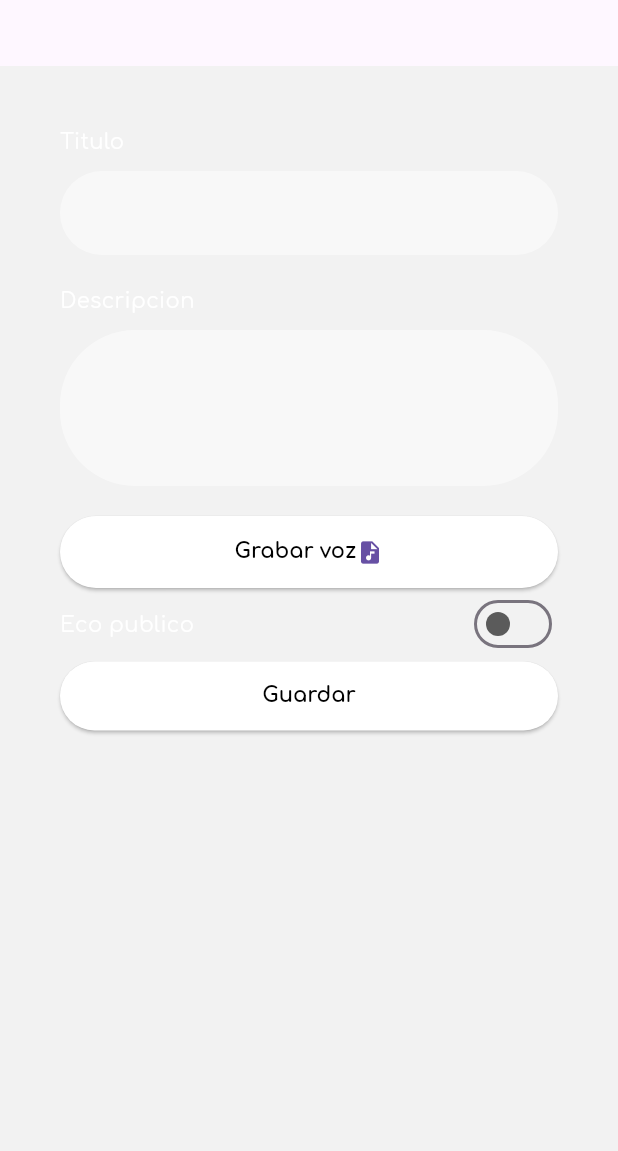
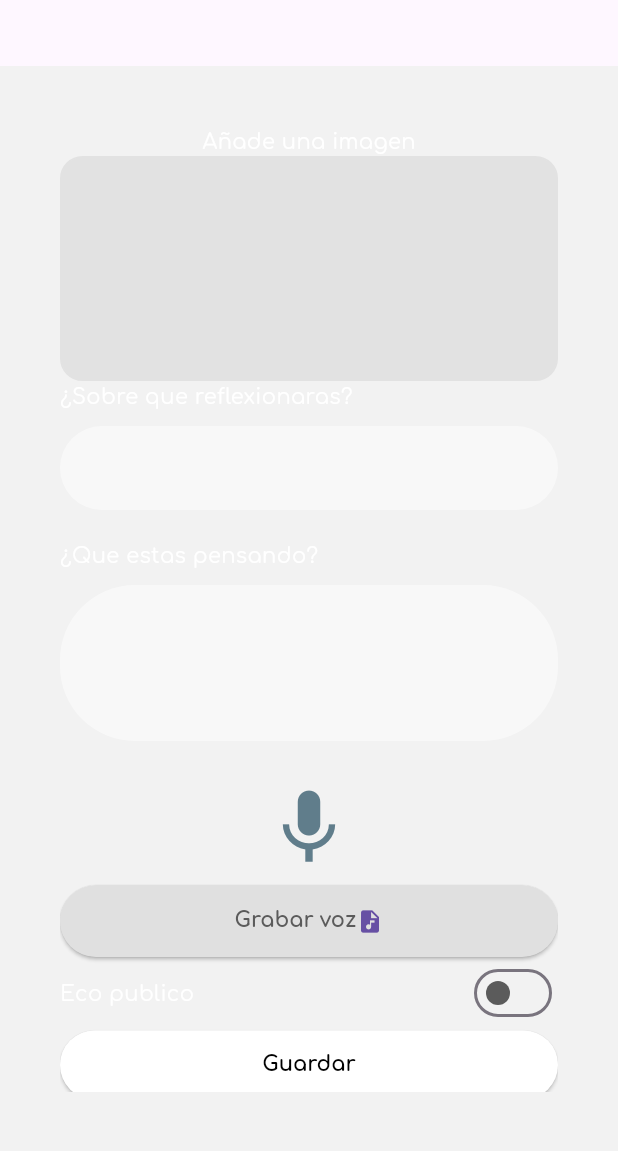
Before and after one commit to Narramap/Narramap_flutter_application, a Flutter app: the AddEcoScreen widget shown alone on an empty page, opened directly, on a phone screen of 412 x 824 dp, the part 84-1235 px from its top. Run offline on Flutter 3.47's test engine with Material 3 defaults, Android fonts, the phone set to English and light mode, and no system bars; our stand-ins replace flutter_map, geolocator, go_router, image_picker, latlong2; missing offline and left inert: record.

Commit message:
adding mock views and its notifier: add_eco_screen and add_event_screen

```diff
--- a/lib/content/presentation/notifiers/add_eco_notifier.dart
+++ b/lib/content/presentation/notifiers/add_eco_notifier.dart
@@ -0,0 +1,43 @@
+
+import 'package:flutter/material.dart';
+
+class AddEcoNotifier extends ChangeNotifier{
+
+  String _title = "";
+  String get title => _title;
+
+  String _description = "";
+  String get description => _description;
+
+  bool _public = true;
+  bool get public => _public;
+
+  bool _voiceRecorded = false;
+  bool get voiceRecorded => _voiceRecorded;
+
+  void onChangeTitle(String title) {
+    _title = title;
+    notifyListeners();
+  }
+
+  void onChangeDescription(String description) {
+    _description = description;
+    notifyListeners();
+  }
+
+  void onTogglePublic(bool value) {
+    _public = value;
+    notifyListeners();
+  }
+
+  void onToggleVoiceRecorded() {
+    _voiceRecorded = !_voiceRecorded;
+    notifyListeners();
+  }
+
+  void saveEco(){
+
+  }
+
+
+}
--- a/lib/content/presentation/screens/add_eco_screen.dart
+++ b/lib/content/presentation/screens/add_eco_screen.dart
@@ -1,43 +1,63 @@
+import 'dart:io';
 import 'package:flutter/material.dart';
+import 'package:narramap/content/presentation/notifiers/add_eco_notifier.dart';
 import 'package:narramap/core/layout/white_container.dart';
+import 'package:narramap/core/widgets/audio_record.dart';
 import 'package:narramap/core/widgets/custom_button.dart';
+import 'package:narramap/core/widgets/custom_image_picker.dart';
 import 'package:narramap/core/widgets/custom_switch.dart';
 import 'package:narramap/core/widgets/custom_text_field.dart';
+import 'package:provider/provider.dart';
 
 class AddEcoScreen extends StatelessWidget {
   const AddEcoScreen({super.key});
 
   @override
   Widget build(BuildContext context) {
-    return WhiteContainer(
+    return ChangeNotifierProvider(
+      create: (context) => AddEcoNotifier(),
+      child: Consumer<AddEcoNotifier>(
+        builder: (context, notifier, _) => WhiteContainer(
           children: [
-
+            CustomImagePicker(
+              title: 'Añade una imagen',
+              onImageSelected: (File image) {}
+            ),
             CustomTextField(
-          onChanged: (value) {},
-          label: "Titulo",
+              onChanged: notifier.onChangeTitle,
+              label: "¿Sobre que reflexionaras?",
               spacerHeight: 20,
             ),
             CustomTextField(
-          onChanged: (value) {},
-          label: "Descripcion",
+              onChanged: notifier.onChangeDescription,
+              label: "¿Que estas pensando?",
               lines: 3,
               spacerHeight: 20,
+            ),
+            AudioRecord(
+              onStop: (path) {
+                print('Archivo guardado en: $path');
+                // Aquí podrías reproducirlo o subirlo
+              },
             ),
             CustomButton(
               text: "Grabar voz",
               onPressed: () {},
               icon: Icons.audio_file,
+              buttonColor: ButtonColors.gray,
             ),
             CustomSwitch(
               label: "Eco publico",
               value: false,
-          onChanged: (value) {},
+              onChanged: notifier.onTogglePublic,
             ),
             CustomButton(
               text: "Guardar",
-          onPressed: () {}
+              onPressed: notifier.saveEco
             )
           ]
+        ),
+      )
     );
   }
 }
--- a/lib/core/navigation/go_route.dart
+++ b/lib/core/navigation/go_route.dart
@@ -1,5 +1,6 @@
 
 import 'package:go_router/go_router.dart';
+import 'package:narramap/content/presentation/screens/add_eco_screen.dart';
 import 'package:narramap/content/presentation/screens/adition_selector_screen.dart';
 import 'package:narramap/core/navigation/routes.dart';
 import 'package:narramap/map/presentation/map_screen.dart';
@@ -24,6 +25,10 @@ GoRouter goRouter = GoRouter(
     GoRoute(
       path: Routes.aditionSelector.label,
       builder: (context, state) => AditionSelectorScreen(),
+    ),
+    GoRoute(
+      path: Routes.addEco.label,
+      builder: (context, state) => AddEcoScreen(),
     )
   ]
 );
--- /dev/null
+++ b/lib/core/widgets/audio_record.dart
@@ -0,0 +1,97 @@
+import 'dart:async';
+import 'dart:io';
+
+import 'package:flutter/material.dart';
+import 'package:record/record.dart';
+import 'package:path_provider/path_provider.dart';
+
+class AudioRecord extends StatefulWidget {
+  final void Function(String path)? onStop;
+
+  const AudioRecord({super.key, this.onStop});
+
+  @override
+  State<AudioRecord> createState() => _AudioRecordState();
+}
+
+class _AudioRecordState extends State<AudioRecord> {
+  late final AudioRecorder _recorder;
+  bool _isRecording = false;
+  Timer? _timer;
+  int _seconds = 0;
+  String? _currentPath;
+
+  @override
+  void initState() {
+    super.initState();
+    _recorder = AudioRecorder();
+  }
+
+  Future<void> _toggleRecording() async {
+    if (await _recorder.hasPermission()) {
+      if (_isRecording) {
+        final path = await _recorder.stop();
+        setState(() {
+          _isRecording = false;
+          _seconds = 0;
+        });
+        _timer?.cancel();
+        if (path != null && widget.onStop != null) {
+          widget.onStop!(path);
+        }
+      } else {
+        final dir = await getApplicationDocumentsDirectory();
+        final filePath =
+            '${dir.path}/recording_${DateTime.now().millisecondsSinceEpoch}.m4a';
+
+        await _recorder.start(
+          path: filePath,
+          const RecordConfig(
+            encoder: AudioEncoder.aacLc,
+            bitRate: 128000,
+            sampleRate: 44100,
+          ),
+        );
+
+        setState(() {
+          _isRecording = true;
+          _currentPath = filePath;
+        });
+
+        _timer = Timer.periodic(const Duration(seconds: 1), (_) {
+          setState(() => _seconds++);
+        });
+      }
+    } else {
+      ScaffoldMessenger.of(context).showSnackBar(
+        const SnackBar(content: Text('Permiso de micrófono denegado')),
+      );
+    }
+  }
+
+  @override
+  void dispose() {
+    _timer?.cancel();
+    _recorder.dispose();
+    super.dispose();
+  }
+
+  @override
+  Widget build(BuildContext context) {
+    return Column(
+      children: [
+        IconButton(
+          iconSize: 60,
+          icon: Icon(
+            _isRecording ? Icons.stop_circle : Icons.mic,
+            color: _isRecording ? Colors.red : Colors.blueGrey,
+          ),
+          onPressed: _toggleRecording,
+        ),
+        if (_isRecording)
+          Text('Grabando: ${_seconds}s',
+              style: const TextStyle(color: Colors.red)),
+      ],
+    );
+  }
+}
--- /dev/null
+++ b/lib/core/widgets/custom_image_picker.dart
@@ -0,0 +1,77 @@
+import 'dart:io';
+
+import 'package:flutter/material.dart';
+import 'package:image_picker/image_picker.dart';
+
+class CustomImagePicker extends StatefulWidget {
+
+  final void Function(File)? onImageSelected;
+  final String title;
+  const CustomImagePicker({
+    super.key,
+    required this.title,
+    required this.onImageSelected
+  });
+
+  @override
+  State<CustomImagePicker> createState() => _CustomImagePickerState();
+}
+
+class _CustomImagePickerState extends State<CustomImagePicker> {
+
+  File? _imageFile;
+
+  Future<void> _pickImage() async {
+    final picker = ImagePicker();
+    final pickedFile = await picker.pickImage(source: ImageSource.gallery); // o .camera
+
+    if (pickedFile != null) {
+      setState(() {
+        _imageFile = File(pickedFile.path);
+      });
+
+      if (widget.onImageSelected != null) {
+        widget.onImageSelected!(_imageFile!);
+      }
+    }
+  }
+
+  @override
+  Widget build(BuildContext context) {
+    return GestureDetector(
+      onTap: _pickImage,
+      child: Column(
+        children: [
+          Text(widget.title),
+          Container(
+            width: double.infinity,
+            height: 150,
+            decoration: BoxDecoration(
+              color: Color(0xFFE2E2E2),
+              borderRadius: BorderRadius.circular(15),
+              border: Border.all(color: Color(0xFFE2E2E2))
+            ),
+
+            child: _imageFile != null
+            ? ClipRRect(
+              borderRadius: BorderRadius.circular(15),
+              child: Image.file(
+                _imageFile!,
+                fit: BoxFit.cover,
+                width: double.infinity,
+                height: double.infinity,
+              ),
+            )
+            : const Center(
+              child: Icon(
+                Icons.add_a_photo,
+                size: 40,
+                color: Color(0xFFE2E2E2)
+              )
+            )
+          )
+        ],
+      ),
+    );
+  }
+}
--- a/pubspec.yaml
+++ b/pubspec.yaml
@@ -41,6 +41,9 @@ dependencies:
   flutter_bloc: ^9.1.1
   geolocator: ^14.0.1
   provider: ^6.1.5
+  image_picker: ^1.1.2
+  record: ^6.0.0
+  path_provider: ^2.1.5
 
 dev_dependencies:
   flutter_test:
```
Also changed, not shown: lib/content/presentation/notifiers/add_event_notifier.dart (added, +13 -0 lines), lib/content/presentation/screens/add_event_screen.dart (added, +28 -0 lines), lib/core/widgets/custom_bottom_navigation_bar.dart (+5 -5 lines), pubspec.lock, 6 other files. Lines whose indentation alone changed are shown as unchanged.
